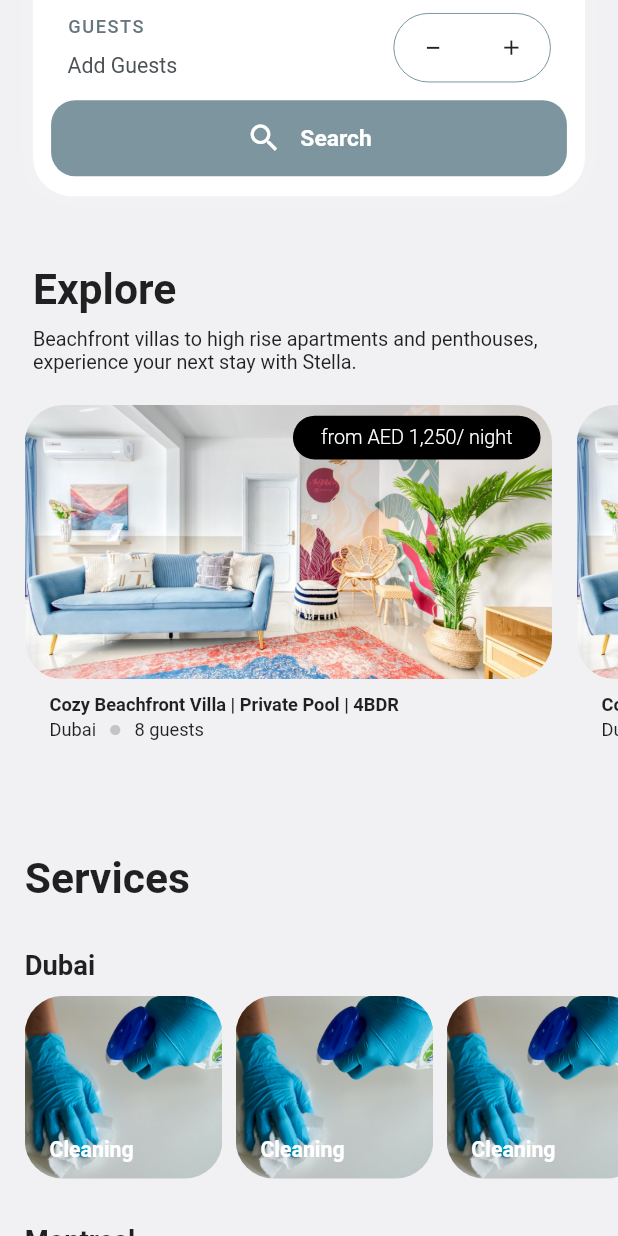
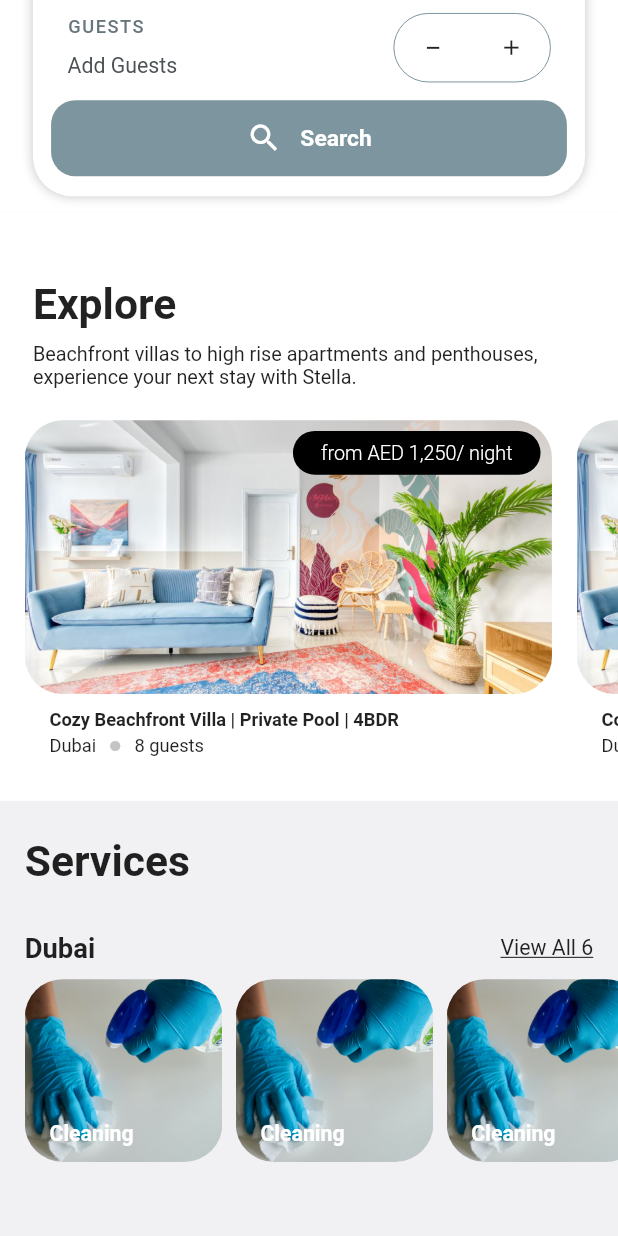
Before and after one commit to Mohamed-Gibreel/StellaStaysMobile, a Flutter app: the screen it shows after launch, scrolled down 576 dp, on a phone screen of 412 x 824 dp. Run offline on Flutter 3.47's test engine with Material 2 defaults, Android fonts, the phone set to English and light mode, and no system bars; our stand-ins replace carousel_slider, flutter_screenutil, modal_bottom_sheet.

Commit message:
Finished service page UI

```diff
--- /dev/null
+++ b/lib/components/service_card.dart
@@ -0,0 +1,64 @@
+import 'package:flutter/material.dart';
+import 'package:flutter_screenutil/flutter_screenutil.dart';
+import 'package:stella_stays_mobile/pages/service_page.dart';
+
+class ServiceCard extends StatelessWidget {
+  final String serviceImage;
+  final String serviceText;
+  final int index;
+  final int totalCards;
+  const ServiceCard(
+      {Key? key,
+      required this.serviceImage,
+      required this.serviceText,
+      required this.index,
+      required this.totalCards})
+      : super(key: key);
+
+  @override
+  Widget build(BuildContext context) {
+    return GestureDetector(
+      onTap: (() {
+        Navigator.of(context).push(MaterialPageRoute(
+            builder: (context) => ServicePage(serviceDetails: "image-$index")));
+      }),
+      child: Padding(
+        padding: EdgeInsets.only(right: 8.w, left: index == 0 ? 15.w : 0.w),
+        child: Column(
+          crossAxisAlignment: CrossAxisAlignment.start,
+          children: [
+            Stack(children: [
+              Hero(
+                tag: "image-$index",
+                child: Container(
+                  height: 120.h,
+                  width: totalCards == 1
+                      ? MediaQuery.of(context).size.width / 1.075
+                      : totalCards == 2
+                          ? MediaQuery.of(context).size.width / 2.175
+                          : 120.w,
+                  // width: 120.w,
+                  decoration: BoxDecoration(
+                      borderRadius: BorderRadius.circular(25.r),
+                      image: DecorationImage(
+                          image: AssetImage(serviceImage), fit: BoxFit.cover)),
+                ),
+              ),
+              Positioned(
+                  bottom: 0,
+                  child: Padding(
+                      padding: EdgeInsets.only(left: 15.w, bottom: 10.h),
+                      child: Text(
+                        serviceText,
+                        style: TextStyle(
+                            fontWeight: FontWeight.w700,
+                            color: Colors.white,
+                            fontSize: 14.sp),
+                      )))
+            ]),
+          ],
+        ),
+      ),
+    );
+  }
+}
--- /dev/null
+++ b/lib/components/service_tile.dart
@@ -0,0 +1,57 @@
+import 'package:flutter/material.dart';
+import 'package:flutter_screenutil/flutter_screenutil.dart';
+import 'package:stella_stays_mobile/components/service_card.dart';
+
+class ServiceTile extends StatelessWidget {
+  final String serviceCity;
+  final List<dynamic> serviceList;
+  const ServiceTile(
+      {Key? key, required this.serviceCity, required this.serviceList})
+      : super(key: key);
+
+  @override
+  Widget build(BuildContext context) {
+    return Column(
+      crossAxisAlignment: CrossAxisAlignment.start,
+      children: [
+        Padding(
+            padding: EdgeInsets.symmetric(horizontal: 15.w),
+            child: Row(
+              mainAxisAlignment: MainAxisAlignment.spaceBetween,
+              children: [
+                Text(
+                  serviceCity,
+                  style:
+                      TextStyle(fontSize: 18.sp, fontWeight: FontWeight.w600),
+                ),
+                Visibility(
+                  visible: serviceList.length > 2,
+                  child: Text(
+                    "View All ${serviceList.length}",
+                    style: TextStyle(
+                      fontSize: 14.sp,
+                      decoration: TextDecoration.underline,
+                    ),
+                  ),
+                )
+              ],
+            )),
+        SizedBox(
+          height: 10.h,
+        ),
+        SizedBox(
+          height: 150.h,
+          child: ListView.builder(
+            scrollDirection: Axis.horizontal,
+            itemCount: serviceList.length,
+            itemBuilder: (ctx, i) => ServiceCard(
+                serviceImage: "assets/cleaning-service.png",
+                serviceText: "Cleaning",
+                index: i,
+                totalCards: serviceList.length),
+          ),
+        ),
+      ],
+    );
+  }
+}
--- a/lib/pages/home_page.dart
+++ b/lib/pages/home_page.dart
@@ -1,7 +1,10 @@
 import 'package:carousel_slider/carousel_slider.dart';
 import 'package:flutter/material.dart';
 import 'package:flutter_screenutil/flutter_screenutil.dart';
+import 'package:stella_stays_mobile/components/service_card.dart';
+import 'package:stella_stays_mobile/components/service_tile.dart';
 import 'package:stella_stays_mobile/constants.dart';
+import 'package:stella_stays_mobile/pages/service_page.dart';
 
 class HomePage extends StatefulWidget {
   const HomePage({Key? key}) : super(key: key);
@@ -11,7 +14,9 @@ class HomePage extends StatefulWidget {
 }
 
 Widget searchSection() {
-  return Stack(children: [
+  return Container(
+    color: Colors.white,
+    child: Stack(children: [
       //TODO: Try to replicate the gradient in the design.
       //Tried to use RadialGradient to get the gradient effect but I wasn't
       //able to replicate it.
@@ -69,16 +74,21 @@ Widget searchSection() {
           ],
         ),
       ),
-  ]);
+    ]),
+  );
 }
 
 Widget searchBar() {
   return Container(
     height: 280.h,
     width: 335.w,
+    margin: EdgeInsets.only(bottom: 10.h),
     decoration: BoxDecoration(
-      boxShadow: const <BoxShadow>[
-        BoxShadow(color: Colors.white24, blurRadius: 10, offset: Offset(0.0, 0))
+      boxShadow: <BoxShadow>[
+        BoxShadow(
+          color: Colors.black.withOpacity(.2),
+          blurRadius: 5,
+        )
       ],
       borderRadius: BorderRadius.circular(26.r),
       color: Colors.white,
@@ -344,7 +354,9 @@ Widget exploreSection(
     );
   }
 
-  return Column(
+  return Container(
+    color: Colors.white,
+    child: Column(
       crossAxisAlignment: CrossAxisAlignment.start,
       children: [
         Row(
@@ -392,82 +404,15 @@ Widget exploreSection(
             itemBuilder: (ctx, i) => propertyType(),
           ),
         ),
-      SizedBox(
-        height: 45.h,
-      )
-    ],
-  );
-}
-
-Widget servicesSection(BuildContext context) {
-  Widget serviceCards(
-      {serviceImage = "assets/cleaning-service.png",
-      serviceText = "Cleaning",
-      index,
-      totalCards}) {
-    return Padding(
-      padding: EdgeInsets.only(right: 8.w, left: index == 0 ? 15.w : 0.w),
-      child: Column(
-        crossAxisAlignment: CrossAxisAlignment.start,
-        children: [
-          Stack(children: [
-            Container(
-              height: 120.h,
-              width: totalCards == 1
-                  ? MediaQuery.of(context).size.width / 1.075
-                  : totalCards == 2
-                      ? MediaQuery.of(context).size.width / 2.175
-                      : 120.w,
-              // width: 120.w,
-              decoration: BoxDecoration(
-                  borderRadius: BorderRadius.circular(25.r),
-                  image: DecorationImage(
-                      image: AssetImage(serviceImage), fit: BoxFit.cover)),
-            ),
-            Positioned(
-                bottom: 0,
-                child: Padding(
-                    padding: EdgeInsets.only(left: 15.w, bottom: 10.h),
-                    child: Text(
-                      serviceText,
-                      style: TextStyle(
-                          fontWeight: FontWeight.w700,
-                          color: Colors.white,
-                          fontSize: 14.sp),
-                    )))
-          ]),
       ],
     ),
   );
 }
 
-  Widget serviceTile({serviceCity = "Dubai", serviceList = const [1, 2, 3]}) {
-    return Column(
-      crossAxisAlignment: CrossAxisAlignment.start,
-      children: [
-        Padding(
-            padding: EdgeInsets.only(left: 15.w),
-            child: Text(
-              serviceCity,
-              style: TextStyle(fontSize: 18.sp, fontWeight: FontWeight.w600),
-            )),
-        SizedBox(
-          height: 10.h,
-        ),
-        SizedBox(
-          height: 150.h,
-          child: ListView.builder(
-            scrollDirection: Axis.horizontal,
-            itemCount: serviceList.length,
-            itemBuilder: (ctx, i) =>
-                serviceCards(index: i, totalCards: serviceList.length),
-          ),
-        ),
-      ],
-    );
-  }
-
-  return Column(
+Widget servicesSection(BuildContext context) {
+  return Padding(
+    padding: EdgeInsets.only(top: 24.h, bottom: 65.h),
+    child: Column(
       crossAxisAlignment: CrossAxisAlignment.start,
       children: [
         Padding(
@@ -480,22 +425,28 @@ Widget servicesSection(BuildContext context) {
         SizedBox(
           height: 30.h,
         ),
-      serviceTile(serviceCity: "Dubai", serviceList: [1, 2, 3, 4, 5, 6]),
-      serviceTile(serviceCity: "Montreal", serviceList: [1, 2]),
-      serviceTile(serviceCity: "Manama", serviceList: [1]),
+        const ServiceTile(
+            serviceCity: "Dubai", serviceList: [1, 2, 3, 4, 5, 6]),
       ],
+    ),
   );
 }
 
 class _HomePageState extends State<HomePage> {
   @override
   Widget build(BuildContext context) {
-    return Scaffold(
+    return GestureDetector(
+      onTap: () {
+        FocusScope.of(context).requestFocus(FocusNode());
+      },
+      child: Scaffold(
         body: SingleChildScrollView(
           child: Column(
+            crossAxisAlignment: CrossAxisAlignment.start,
             children: [
               searchSection(),
-            SizedBox(
+              Container(
+                color: Colors.white,
                 height: 45.h,
               ),
               exploreSection(),
@@ -503,6 +454,7 @@ class _HomePageState extends State<HomePage> {
             ],
           ),
         ),
+      ),
     );
   }
 }
--- a/pubspec.yaml
+++ b/pubspec.yaml
@@ -35,6 +35,7 @@ dependencies:
   cupertino_icons: ^1.0.2
   flutter_screenutil: ^5.3.1
   carousel_slider: ^4.0.0
+  modal_bottom_sheet: ^2.0.0
 
 dev_dependencies:
   flutter_test:
```
Also changed, not shown: lib/pages/service_page.dart (added, +226 -0 lines), pubspec.lock. Lines whose indentation alone changed are shown as unchanged.
